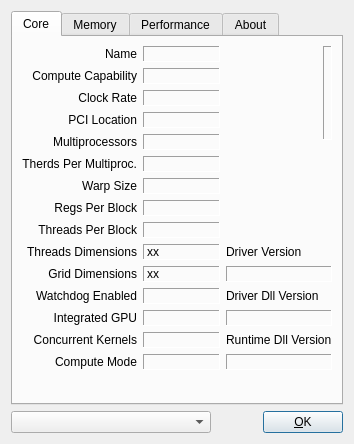
First picture: the form in ui/czdialog.ui, repository spainnoobperez/cuda-z, before the edit.
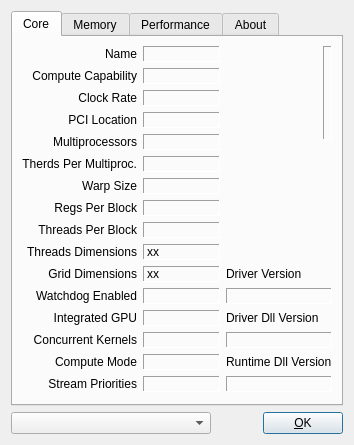
Second picture: the form after the edit. Icons and pictures are not drawn.

Commit message: Add stream priorities display.

Diff of the .ui file:
```diff
--- a/ui/czdialog.ui
+++ b/ui/czdialog.ui
@@ -54,61 +54,6 @@
          </property>
         </widget>
        </item>
-       <item row="0" column="2" rowspan="9">
-        <layout class="QGridLayout" name="gridLayout_2">
-         <item row="0" column="0">
-          <spacer name="horizontalSpacer_2">
-           <property name="orientation">
-            <enum>Qt::Horizontal</enum>
-           </property>
-           <property name="sizeHint" stdset="0">
-            <size>
-             <width>13</width>
-             <height>94</height>
-            </size>
-           </property>
-          </spacer>
-         </item>
-         <item row="0" column="1">
-          <widget class="QLabel" name="labelDeviceLogo">
-           <property name="sizePolicy">
-            <sizepolicy hsizetype="Preferred" vsizetype="Preferred">
-             <horstretch>0</horstretch>
-             <verstretch>0</verstretch>
-            </sizepolicy>
-           </property>
-           <property name="frameShape">
-            <enum>QFrame::Panel</enum>
-           </property>
-           <property name="frameShadow">
-            <enum>QFrame::Sunken</enum>
-           </property>
-           <property name="text">
-            <string/>
-           </property>
-           <property name="pixmap">
-            <pixmap resource="../res/cuda-z.qrc">:/img/logo-unknown.png</pixmap>
-           </property>
-           <property name="alignment">
-            <set>Qt::AlignCenter</set>
-           </property>
-          </widget>
-         </item>
-         <item row="1" column="0" colspan="2">
-          <spacer name="verticalSpacer_5">
-           <property name="orientation">
-            <enum>Qt::Vertical</enum>
-           </property>
-           <property name="sizeHint" stdset="0">
-            <size>
-             <width>98</width>
-             <height>13</height>
-            </size>
-           </property>
-          </spacer>
-         </item>
-        </layout>
-       </item>
        <item row="1" column="0">
         <widget class="QLabel" name="labelCapability">
          <property name="text">
@@ -293,16 +238,6 @@
          </property>
         </widget>
        </item>
-       <item row="9" column="2">
-        <widget class="QLabel" name="labelDrvVersion">
-         <property name="text">
-          <string>Driver Version</string>
-         </property>
-         <property name="alignment">
-          <set>Qt::AlignLeading|Qt::AlignLeft|Qt::AlignVCenter</set>
-         </property>
-        </widget>
-       </item>
        <item row="10" column="0">
         <widget class="QLabel" name="labelGridDim">
          <property name="text">
@@ -326,22 +261,6 @@
          </property>
         </widget>
        </item>
-       <item row="10" column="2">
-        <widget class="QLabel" name="labelDrvVersionText">
-         <property name="frameShape">
-          <enum>QFrame::Panel</enum>
-         </property>
-         <property name="frameShadow">
-          <enum>QFrame::Sunken</enum>
-         </property>
-         <property name="text">
-          <string notr="true">&lt;ver/TCC&gt;</string>
-         </property>
-         <property name="alignment">
-          <set>Qt::AlignRight|Qt::AlignTrailing|Qt::AlignVCenter</set>
-         </property>
-        </widget>
-       </item>
        <item row="11" column="0">
         <widget class="QLabel" name="labelWatchdog">
          <property name="text">
@@ -365,16 +284,6 @@
          </property>
         </widget>
        </item>
-       <item row="11" column="2">
-        <widget class="QLabel" name="labelDrvDllVersion">
-         <property name="text">
-          <string>Driver Dll Version</string>
-         </property>
-         <property name="alignment">
-          <set>Qt::AlignLeading|Qt::AlignLeft|Qt::AlignVCenter</set>
-         </property>
-        </widget>
-       </item>
        <item row="12" column="0">
         <widget class="QLabel" name="labelIntegrated">
          <property name="text">
@@ -398,22 +307,6 @@
          </property>
         </widget>
        </item>
-       <item row="12" column="2">
-        <widget class="QLabel" name="labelDrvDllVersionText">
-         <property name="frameShape">
-          <enum>QFrame::Panel</enum>
-         </property>
-         <property name="frameShadow">
-          <enum>QFrame::Sunken</enum>
-         </property>
-         <property name="text">
-          <string notr="true">&lt;ver&gt;</string>
-         </property>
-         <property name="alignment">
-          <set>Qt::AlignRight|Qt::AlignTrailing|Qt::AlignVCenter</set>
-         </property>
-        </widget>
-       </item>
        <item row="13" column="0">
         <widget class="QLabel" name="labelConcurrentKernels">
          <property name="text">
@@ -437,16 +330,6 @@
          </property>
         </widget>
        </item>
-       <item row="13" column="2">
-        <widget class="QLabel" name="labelRtDllVersion">
-         <property name="text">
-          <string>Runtime Dll Version</string>
-         </property>
-         <property name="alignment">
-          <set>Qt::AlignLeading|Qt::AlignLeft|Qt::AlignVCenter</set>
-         </property>
-        </widget>
-       </item>
        <item row="14" column="0">
         <widget class="QLabel" name="labelComputeMode">
          <property name="text">
@@ -470,23 +353,7 @@
          </property>
         </widget>
        </item>
-       <item row="14" column="2">
-        <widget class="QLabel" name="labelRtDllVersionText">
-         <property name="frameShape">
-          <enum>QFrame::Panel</enum>
-         </property>
-         <property name="frameShadow">
-          <enum>QFrame::Sunken</enum>
-         </property>
-         <property name="text">
-          <string notr="true">&lt;ver&gt;</string>
-         </property>
-         <property name="alignment">
-          <set>Qt::AlignRight|Qt::AlignTrailing|Qt::AlignVCenter</set>
-         </property>
-        </widget>
-       </item>
-       <item row="15" column="0">
+       <item row="17" column="0">
         <spacer name="horizontalSpacer_3">
          <property name="orientation">
           <enum>Qt::Horizontal</enum>
@@ -499,7 +366,7 @@
          </property>
         </spacer>
        </item>
-       <item row="15" column="1">
+       <item row="17" column="1">
         <spacer name="horizontalSpacer_5">
          <property name="orientation">
           <enum>Qt::Horizontal</enum>
@@ -512,7 +379,7 @@
          </property>
         </spacer>
        </item>
-       <item row="15" column="2">
+       <item row="17" column="2">
         <spacer name="horizontalSpacer_6">
          <property name="orientation">
           <enum>Qt::Horizontal</enum>
@@ -525,7 +392,7 @@
          </property>
         </spacer>
        </item>
-       <item row="16" column="0" colspan="3">
+       <item row="18" column="0" colspan="3">
         <spacer name="verticalSpacer_2">
          <property name="orientation">
           <enum>Qt::Vertical</enum>
@@ -564,6 +431,162 @@
          </property>
         </widget>
        </item>
+       <item row="16" column="0">
+        <widget class="QLabel" name="labelStreamPriorities">
+         <property name="text">
+          <string>Stream Priorities</string>
+         </property>
+         <property name="alignment">
+          <set>Qt::AlignRight|Qt::AlignTrailing|Qt::AlignVCenter</set>
+         </property>
+        </widget>
+       </item>
+       <item row="16" column="1">
+        <widget class="QLabel" name="labelStreamPrioritiesText">
+         <property name="frameShape">
+          <enum>QFrame::Panel</enum>
+         </property>
+         <property name="frameShadow">
+          <enum>QFrame::Sunken</enum>
+         </property>
+         <property name="text">
+          <string notr="true">&lt;yes/no&gt;</string>
+         </property>
+        </widget>
+       </item>
+       <item row="16" column="2">
+        <widget class="QLabel" name="labelRtDllVersionText">
+         <property name="frameShape">
+          <enum>QFrame::Panel</enum>
+         </property>
+         <property name="frameShadow">
+          <enum>QFrame::Sunken</enum>
+         </property>
+         <property name="text">
+          <string notr="true">&lt;ver&gt;</string>
+         </property>
+         <property name="alignment">
+          <set>Qt::AlignRight|Qt::AlignTrailing|Qt::AlignVCenter</set>
+         </property>
+        </widget>
+       </item>
+       <item row="14" column="2">
+        <widget class="QLabel" name="labelRtDllVersion">
+         <property name="text">
+          <string>Runtime Dll Version</string>
+         </property>
+         <property name="alignment">
+          <set>Qt::AlignLeading|Qt::AlignLeft|Qt::AlignVCenter</set>
+         </property>
+        </widget>
+       </item>
+       <item row="13" column="2">
+        <widget class="QLabel" name="labelDrvDllVersionText">
+         <property name="frameShape">
+          <enum>QFrame::Panel</enum>
+         </property>
+         <property name="frameShadow">
+          <enum>QFrame::Sunken</enum>
+         </property>
+         <property name="text">
+          <string notr="true">&lt;ver&gt;</string>
+         </property>
+         <property name="alignment">
+          <set>Qt::AlignRight|Qt::AlignTrailing|Qt::AlignVCenter</set>
+         </property>
+        </widget>
+       </item>
+       <item row="12" column="2">
+        <widget class="QLabel" name="labelDrvDllVersion">
+         <property name="text">
+          <string>Driver Dll Version</string>
+         </property>
+         <property name="alignment">
+          <set>Qt::AlignLeading|Qt::AlignLeft|Qt::AlignVCenter</set>
+         </property>
+        </widget>
+       </item>
+       <item row="11" column="2">
+        <widget class="QLabel" name="labelDrvVersionText">
+         <property name="frameShape">
+          <enum>QFrame::Panel</enum>
+         </property>
+         <property name="frameShadow">
+          <enum>QFrame::Sunken</enum>
+         </property>
+         <property name="text">
+          <string notr="true">&lt;ver/TCC&gt;</string>
+         </property>
+         <property name="alignment">
+          <set>Qt::AlignRight|Qt::AlignTrailing|Qt::AlignVCenter</set>
+         </property>
+        </widget>
+       </item>
+       <item row="10" column="2">
+        <widget class="QLabel" name="labelDrvVersion">
+         <property name="text">
+          <string>Driver Version</string>
+         </property>
+         <property name="alignment">
+          <set>Qt::AlignLeading|Qt::AlignLeft|Qt::AlignVCenter</set>
+         </property>
+        </widget>
+       </item>
+       <item row="0" column="2" rowspan="10">
+        <layout class="QGridLayout" name="gridLayout_2">
+         <item row="0" column="0">
+          <spacer name="horizontalSpacer_2">
+           <property name="orientation">
+            <enum>Qt::Horizontal</enum>
+           </property>
+           <property name="sizeHint" stdset="0">
+            <size>
+             <width>13</width>
+             <height>94</height>
+            </size>
+           </property>
+          </spacer>
+         </item>
+         <item row="0" column="1">
+          <widget class="QLabel" name="labelDeviceLogo">
+           <property name="sizePolicy">
+            <sizepolicy hsizetype="Preferred" vsizetype="Preferred">
+             <horstretch>0</horstretch>
+             <verstretch>0</verstretch>
+            </sizepolicy>
+           </property>
+           <property name="frameShape">
+            <enum>QFrame::Panel</enum>
+           </property>
+           <property name="frameShadow">
+            <enum>QFrame::Sunken</enum>
+           </property>
+           <property name="text">
+            <string/>
+           </property>
+           <property name="pixmap">
+            <pixmap resource="../res/cuda-z.qrc">:/img/logo-unknown.png</pixmap>
+           </property>
+           <property name="alignment">
+            <set>Qt::AlignCenter</set>
+           </property>
+          </widget>
+         </item>
+         <item row="1" column="0" colspan="2">
+          <spacer name="verticalSpacer_5">
+           <property name="orientation">
+            <enum>Qt::Vertical</enum>
+           </property>
+           <property name="sizeHint" stdset="0">
+            <size>
+             <width>98</width>
+             <height>13</height>
+            </size>
+           </property>
+          </spacer>
+         </item>
+        </layout>
+       </item>
       </layout>
      </widget>
      <widget class="QWidget" name="tabMemory">
```
Left out of the diff: 46 changed lines with no effect on the pictures. The commit also changes 3 other files.
